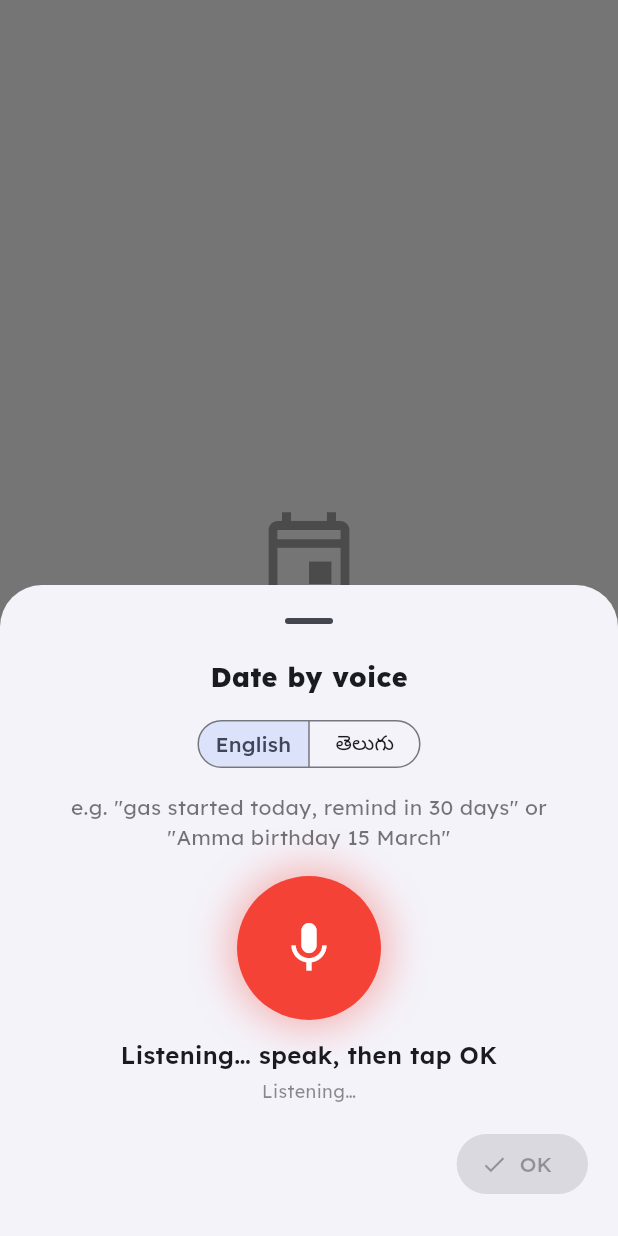
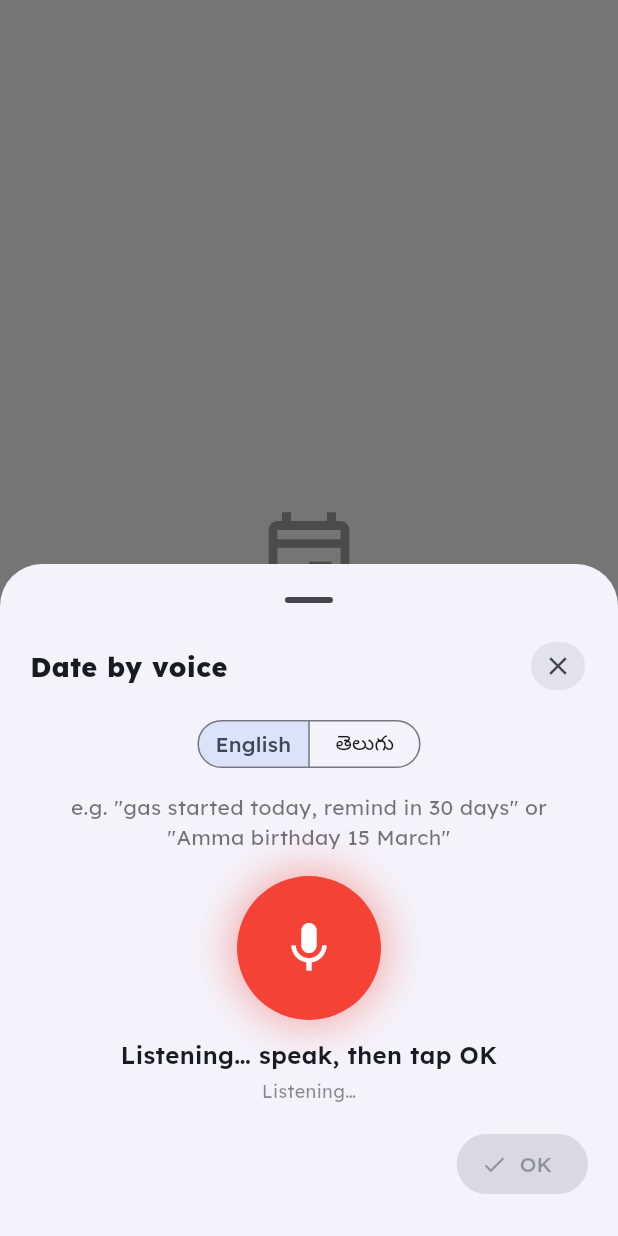
Before and after one commit to mamidivasudev/android-vault-notes, a Flutter app: the ImportantDatesView screen opened directly, after a tap on the "mic" icon, on a phone screen of 412 x 824 dp. Run offline on Flutter 3.47's test engine with Material 3 defaults, Android fonts, the phone set to English and light mode, and no system bars; our stand-ins replace file_picker, flutter_animate, flutter_linkify, flutter_local_notifications, flutter_riverpod, flutter_timezone and 13 more; missing offline and left inert: any_link_preview, cunning_document_scanner, excel, extension_google_sign_in_as_googleapis_auth, google_mlkit_text_recognition, googleapis and 2 more; accounts and stored records are empty.

Commit message:
Voice: close button on every voice window, dates in voice expenses
- Small close button at the top right of all voice windows
- Expenses voice understands "on 21st", "date 22nd", "yesterday",
  "5th November"; no date means today; a later day means last month;
  date on the card can be changed
- Bigger "Enter price" in the grocery price popup

Co-Authored-By: Claude Opus 5.5 <noreply@anthropic.com>

```diff
--- a/lib/widgets/voice_mic.dart
+++ b/lib/widgets/voice_mic.dart
@@ -250,7 +250,7 @@ Future<String?> listenOnce(BuildContext context, {required String title, require
         child: Column(
           mainAxisSize: MainAxisSize.min,
           children: [
-            Text(title, style: const TextStyle(fontSize: 18, fontWeight: FontWeight.w800)),
+            VoiceTitle(title),
             const SizedBox(height: 12),
             VoiceMic(hint: hint, onResult: (words) => Navigator.pop(sheetContext, words)),
           ],
@@ -259,3 +259,24 @@ Future<String?> listenOnce(BuildContext context, {required String title, require
     ),
   );
 }
+
+/// Voice window title with a small ✕ on the right that closes the window.
+class VoiceTitle extends StatelessWidget {
+  final String title;
+  const VoiceTitle(this.title, {super.key});
+
+  @override
+  Widget build(BuildContext context) => Row(
+        children: [
+          Expanded(child: Text(title, style: const TextStyle(fontSize: 18, fontWeight: FontWeight.w800))),
+          IconButton(
+            tooltip: 'Close',
+            visualDensity: VisualDensity.compact,
+            iconSize: 20,
+            style: IconButton.styleFrom(backgroundColor: Theme.of(context).colorScheme.onSurface.withValues(alpha: 0.08)),
+            icon: const Icon(Icons.close),
+            onPressed: () => Navigator.pop(context),
+          ),
+        ],
+      );
+}
--- a/lib/widgets/voice_note_grocery.dart
+++ b/lib/widgets/voice_note_grocery.dart
@@ -274,7 +274,7 @@ class _Frame extends StatelessWidget {
             mainAxisSize: MainAxisSize.min,
             crossAxisAlignment: CrossAxisAlignment.stretch,
             children: [
-              Text(title, style: const TextStyle(fontSize: 18, fontWeight: FontWeight.w800)),
+              VoiceTitle(title),
               const SizedBox(height: 16),
               ...children,
             ],
```
Also changed, not shown: lib/utils/voice_expense.dart (+46 -2 lines), lib/views/grocery_view.dart (+8 -1 lines), lib/widgets/voice_expense_sheet.dart (+40 -3 lines), 1 other file.
